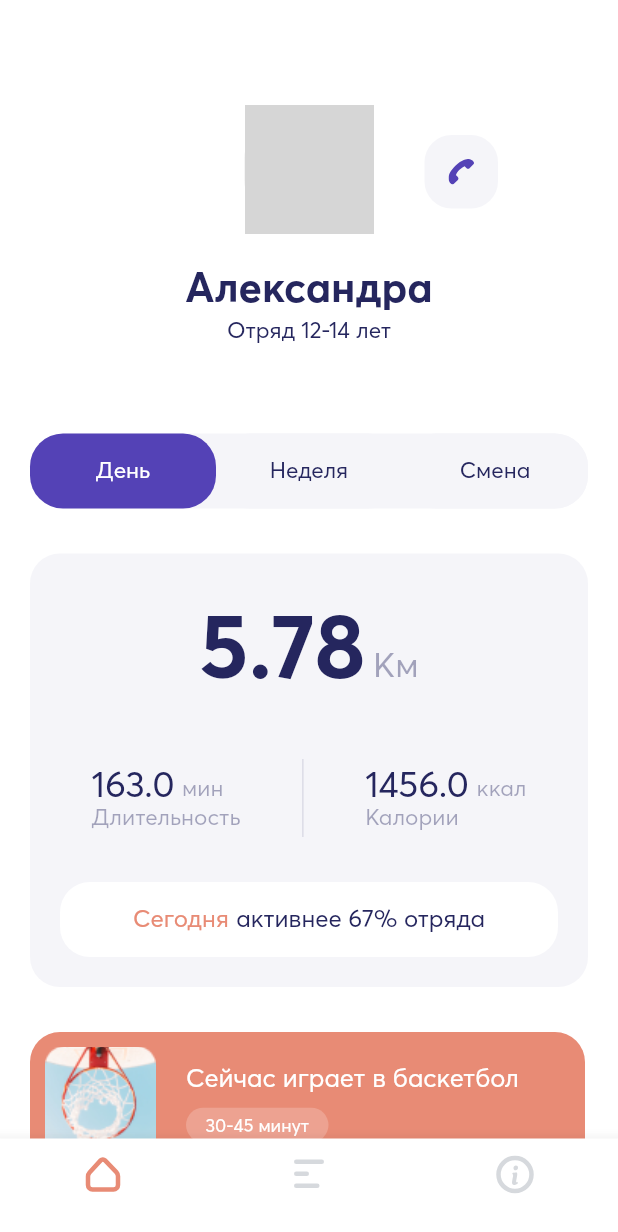
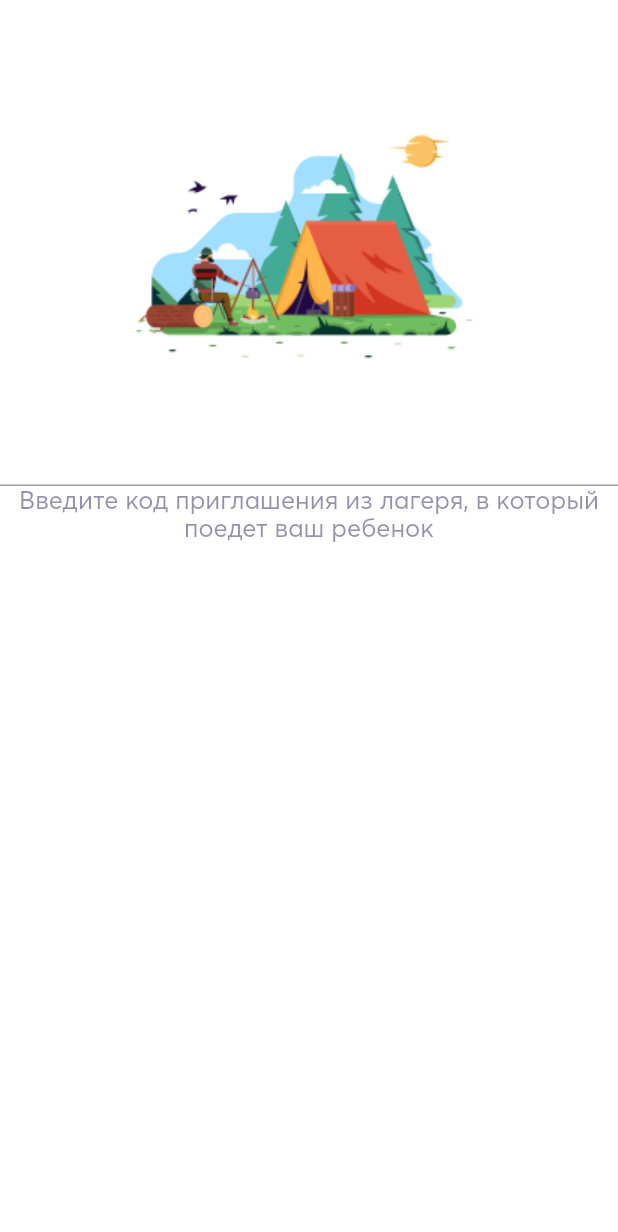
Before and after one commit to Optimist-Hacks/Hackathon.Yanao.2019, a Flutter app: the screen it shows after launch, on a phone screen of 412 x 824 dp. Shown: the top 1232 px of the screen. Run offline on Flutter 3.47's test engine with Material 2 defaults, Android fonts, the phone set to English and light mode, and no system bars; drawn by our look-alikes of cached_network_image; our stand-ins replace built_collection, built_value, flutter_svg, rxdart; missing offline and left inert: preferences; generated files the repository leaves out were written again; grey boxes are pictures that could not be loaded.

Commit message:
start make login

```diff
--- a/lib/app.dart
+++ b/lib/app.dart
@@ -1,4 +1,6 @@
 import 'package:flutter/material.dart';
+import 'package:flutter_app/service/preferences_service.dart';
+import 'package:flutter_app/ui/page/login_page.dart';
 import 'package:flutter_app/ui/page/main_page.dart';
 import 'package:flutter_app/texts.dart';
 import 'package:provider/provider.dart';
@@ -6,8 +8,11 @@ import 'package:provider/provider.dart';
 class App extends StatelessWidget {
   @override
   Widget build(BuildContext context) {
+    final preferencesService = PreferencesService();
     return MultiProvider(
-      providers: [],
+      providers: [
+        Provider.value(value: preferencesService),
+      ],
       child: Builder(
         builder: (context) => MaterialApp(
           onGenerateTitle: (BuildContext context) => Texts.appName,
@@ -22,9 +27,13 @@ class App extends StatelessWidget {
             fontFamily: 'Averta CY',
           ),
           routes: {
+            LoginPage.routeName: (context) => LoginPage(),
             MainPage.routeName: (context) => MainPage(),
           },
-          home: MainPage(),
+          home: Texts.isEmpty(
+                  Provider.of<PreferencesService>(context).getCurrentUser())
+              ? LoginPage()
+              : MainPage(),
         ),
       ),
     );
--- /dev/null
+++ b/lib/domain/login_bloc.dart
@@ -0,0 +1,3 @@
+class LoginBloc {
+
+}
--- a/lib/main.dart
+++ b/lib/main.dart
@@ -1,7 +1,9 @@
 import 'package:flutter/material.dart';
 import 'package:flutter_app/app.dart';
+import 'package:preferences/preference_service.dart';
 
 void main() async {
   WidgetsFlutterBinding.ensureInitialized();
+  await PrefService.init(prefix: 'pref_');
   runApp(App());
 }
--- /dev/null
+++ b/lib/service/preferences_service.dart
@@ -0,0 +1,13 @@
+import 'package:preferences/preference_service.dart';
+
+class PreferencesService {
+  static const String _currentUser = "CURRENT_USER";
+
+  String getCurrentUser() {
+    return PrefService.getString(_currentUser);
+  }
+
+  void setCurrentUser(String currentUser) {
+    PrefService.setString(_currentUser, currentUser);
+  }
+}
--- a/lib/texts.dart
+++ b/lib/texts.dart
@@ -1,4 +1,8 @@
 class Texts {
+  static bool isEmpty(String text) {
+    return text == null || text.isEmpty;
+  }
+
   static const appName = "Berezks";
   static const day = "День";
   static const week = "Неделя";
@@ -15,4 +19,6 @@ class Texts {
   static const sad = "Грустный";
   static const angry = "Злой";
   static const bestFriends = "Лучшие друзья";
+  static const inviteDescription =
+      "Введите код приглашения из лагеря, в который поедет ваш ребенок";
 }
--- a/lib/ui/berezka_icons.dart
+++ b/lib/ui/berezka_icons.dart
@@ -8,4 +8,5 @@ class BerezkaIcons {
   static const calm = "assets/calm.png";
   static const sad = "assets/sad.png";
   static const angry = "assets/angry.png";
+  static const welcome = "assets/welcome.png";
 }
--- /dev/null
+++ b/lib/ui/page/login_page.dart
@@ -0,0 +1,65 @@
+import 'package:flutter/material.dart';
+import 'package:flutter_app/domain/login_bloc.dart';
+import 'package:flutter_app/texts.dart';
+import 'package:flutter_app/ui/berezka_colors.dart';
+import 'package:flutter_app/ui/berezka_icons.dart';
+
+const _tag = "login_page";
+
+class LoginPage extends StatefulWidget {
+  static const routeName = '/login';
+
+  @override
+  _LoginPageState createState() => _LoginPageState();
+}
+
+class _LoginPageState extends State<LoginPage> {
+  final GlobalKey<ScaffoldState> _scaffoldKey = GlobalKey<ScaffoldState>();
+  LoginBloc _loginBloc;
+
+  @override
+  void didChangeDependencies() {
+    _loginBloc ??= LoginBloc();
+    super.didChangeDependencies();
+  }
+
+  @override
+  void dispose() {
+    super.dispose();
+  }
+
+  @override
+  Widget build(BuildContext context) {
+    return Scaffold(
+      key: _scaffoldKey,
+      body: _body(),
+      backgroundColor: BerezkaColors.white,
+    );
+  }
+
+  Widget _body() {
+    return Column(
+      children: <Widget>[
+        SizedBox(height: 50.0),
+        Image.asset(
+          BerezkaIcons.welcome,
+          width: 302,
+          height: 226,
+          fit: BoxFit.cover,
+        ),
+        TextField(
+          maxLines: 1,
+        ),
+        Text(
+          Texts.inviteDescription,
+          textAlign: TextAlign.center,
+          style: TextStyle(
+            color: BerezkaColors.title.withOpacity(0.5),
+            fontSize: 17,
+            height: 1.11,
+          ),
+        ),
+      ],
+    );
+  }
+}
--- a/pubspec.yaml
+++ b/pubspec.yaml
@@ -15,6 +15,7 @@ dependencies:
   rxdart: ^0.22.3
   intl: ^0.16.0
   flutter_svg: ^0.14.2
+  preferences: ^5.0.1
 
 dev_dependencies:
   flutter_test:
```
Also changed, not shown: assets/welcome.png (added), lib/model/firend.g.dart (added), pubspec.lock.
